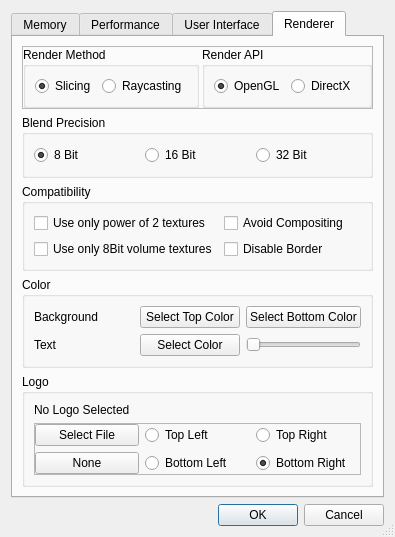
Before: the Qt Designer form ImageVis3D/UI/UI/SettingsDlg.ui in SCIInstitute/ImageVis3D, drawn with Qt 5.
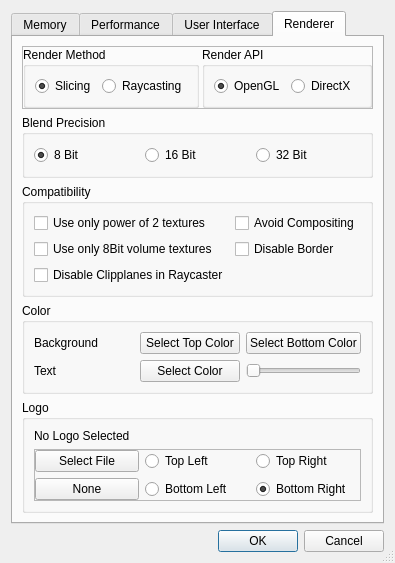
After: the same form once the commit is applied. The open tabs and pages were chosen to show the change.

```diff
--- a/ImageVis3D/UI/UI/SettingsDlg.ui
+++ b/ImageVis3D/UI/UI/SettingsDlg.ui
@@ -10,7 +10,7 @@
     <x>0</x>
     <y>0</y>
     <width>361</width>
-    <height>503</height>
+    <height>527</height>
    </rect>
   </property>
   <property name="contextMenuPolicy">
@@ -865,6 +865,13 @@
             </property>
            </widget>
           </item>
+          <item row="2" column="1">
+           <widget class="QCheckBox" name="checkBox_NoRCClipplanes">
+            <property name="text">
+             <string>Disable Clipplanes in Raycaster</string>
+            </property>
+           </widget>
+          </item>
          </layout>
         </widget>
        </item>
```
Left out of the diff: 88 changed lines with no effect on the pictures.
